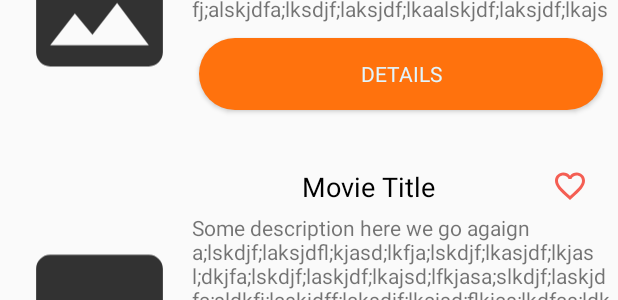
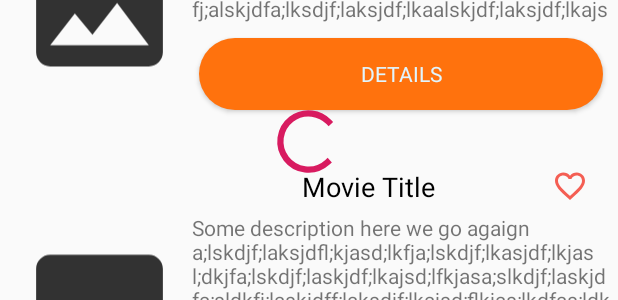
Before and after one commit to St1ve/MovieReviewer, an Android app: the layout fragment_movies_list.xml on its own in the app's theme, with its tools: preview values and no code run, on a phone screen of 412 x 824 dp. Shown: the part 477-777 px from the top of the screen. Run offline under Robolectric (Android 15) with nearby library versions, the phone set to English and light mode, and no system bars; Roboto replaces fonts that are not available here.

Commit message:
Added swipe to refresh with paging 3

```diff
--- a/app/src/main/java/dev/stive/moviereviewer/ui/recyclerview/holders/LoadingViewHolder.kt
+++ b/app/src/main/java/dev/stive/moviereviewer/ui/recyclerview/holders/LoadingViewHolder.kt
@@ -6,7 +6,7 @@ import androidx.recyclerview.widget.RecyclerView
 import dev.stive.moviereviewer.R
 
 class LoadingViewHolder(itemView: View) : RecyclerView.ViewHolder(itemView) {
-    private val pbFooter = itemView.findViewById<ProgressBar>(R.id.pbFooter)
+    private val pbFooter = itemView.findViewById<ProgressBar>(R.id.pbLoading)
 
     fun bind(status: Boolean) {
         if (status)
--- a/app/src/main/res/layout-land/fragment_movies_list.xml
+++ b/app/src/main/res/layout-land/fragment_movies_list.xml
@@ -1,9 +1,13 @@
 <?xml version="1.0" encoding="utf-8"?>
 
 
-<androidx.swiperefreshlayout.widget.SwipeRefreshLayout xmlns:android="http://schemas.android.com/apk/res/android"
+<androidx.constraintlayout.widget.ConstraintLayout xmlns:android="http://schemas.android.com/apk/res/android"
     xmlns:app="http://schemas.android.com/apk/res-auto"
     xmlns:tools="http://schemas.android.com/tools"
+    android:layout_width="match_parent"
+    android:layout_height="match_parent">
+
+    <androidx.swiperefreshlayout.widget.SwipeRefreshLayout
         android:id="@+id/srFragmentMovies"
         android:layout_width="match_parent"
         android:layout_height="match_parent">
@@ -17,3 +21,14 @@
             tools:listitem="@layout/item_movies" />
 
     </androidx.swiperefreshlayout.widget.SwipeRefreshLayout>
+
+    <ProgressBar
+        android:id="@+id/pbLoading"
+        android:layout_width="0dp"
+        android:layout_height="50dp"
+        app:layout_constraintBottom_toBottomOf="parent"
+        app:layout_constraintEnd_toEndOf="parent"
+        app:layout_constraintStart_toStartOf="parent"
+        app:layout_constraintTop_toTopOf="parent" />
+
+</androidx.constraintlayout.widget.ConstraintLayout>
--- a/app/src/main/res/layout-land/item_movie_footer.xml
+++ b/app/src/main/res/layout-land/item_movie_footer.xml
@@ -2,4 +2,4 @@
 <ProgressBar xmlns:android="http://schemas.android.com/apk/res/android"
     android:layout_width="100dp"
     android:layout_height="match_parent"
-    android:id="@+id/pbFooter"/>
+    android:id="@+id/pbLoading"/>
--- a/app/src/main/res/layout/fragment_movies_list.xml
+++ b/app/src/main/res/layout/fragment_movies_list.xml
@@ -1,17 +1,36 @@
 <?xml version="1.0" encoding="utf-8"?>
 
-<androidx.swiperefreshlayout.widget.SwipeRefreshLayout xmlns:android="http://schemas.android.com/apk/res/android"
+<androidx.constraintlayout.widget.ConstraintLayout xmlns:android="http://schemas.android.com/apk/res/android"
     xmlns:app="http://schemas.android.com/apk/res-auto"
     xmlns:tools="http://schemas.android.com/tools"
-    android:id="@+id/srFragmentMovies"
     android:layout_width="match_parent"
     android:layout_height="match_parent">
+
+    <androidx.swiperefreshlayout.widget.SwipeRefreshLayout
+        android:id="@+id/srFragmentMovies"
+        android:layout_width="0dp"
+        android:layout_height="0dp"
+        app:layout_constraintEnd_toEndOf="parent"
+        app:layout_constraintStart_toStartOf="parent"
+        app:layout_constraintBottom_toBottomOf="parent"
+        app:layout_constraintTop_toTopOf="parent">
 
         <androidx.recyclerview.widget.RecyclerView
             android:id="@+id/rvMovies"
             android:layout_width="match_parent"
             android:layout_height="match_parent"
             app:layoutManager="androidx.recyclerview.widget.LinearLayoutManager"
-        tools:listitem="@layout/item_movies"/>
+            tools:listitem="@layout/item_movies" />
 
     </androidx.swiperefreshlayout.widget.SwipeRefreshLayout>
+
+    <ProgressBar
+        android:id="@+id/pbLoading"
+        android:layout_width="0dp"
+        android:layout_height="50dp"
+        app:layout_constraintBottom_toBottomOf="parent"
+        app:layout_constraintEnd_toEndOf="parent"
+        app:layout_constraintStart_toStartOf="parent"
+        app:layout_constraintTop_toTopOf="parent" />
+
+</androidx.constraintlayout.widget.ConstraintLayout>
--- a/app/src/main/res/layout/item_movie_footer.xml
+++ b/app/src/main/res/layout/item_movie_footer.xml
@@ -1,5 +1,5 @@
 <?xml version="1.0" encoding="utf-8"?>
 <ProgressBar xmlns:android="http://schemas.android.com/apk/res/android"
+    android:id="@+id/pbLoading"
     android:layout_width="match_parent"
-    android:layout_height="50dp"
-    android:id="@+id/pbFooter"/>
+    android:layout_height="50dp" />
```
Also changed, not shown: app/src/main/java/dev/stive/moviereviewer/domain/Event.kt (deleted, +0 -25 lines), app/src/main/java/dev/stive/moviereviewer/ui/mainmoviepage/FavouriteMovieViewModel.kt (deleted, +0 -23 lines), app/src/main/java/dev/stive/moviereviewer/ui/mainmoviepage/MovieViewModel.kt (+0 -18 lines), app/src/main/java/dev/stive/moviereviewer/ui/mainmoviepage/MoviesListFragment.kt (+39 -27 lines). Lines whose indentation alone changed are shown as unchanged.
